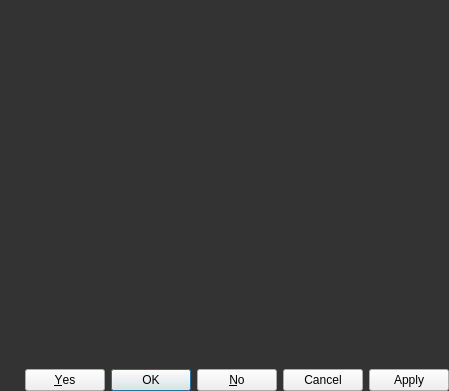
Before: the Qt Designer form src/presentation/forms/modaldialog.ui in othieno/itchio-app, drawn with Qt 5.
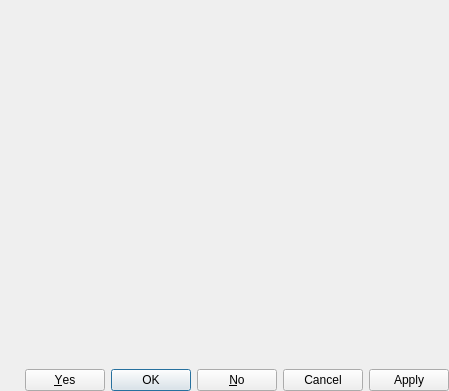
After: the same form once the commit is applied.

```diff
--- a/src/presentation/forms/modaldialog.ui
+++ b/src/presentation/forms/modaldialog.ui
@@ -14,10 +14,7 @@
    <string/>
   </property>
   <property name="styleSheet">
-   <string notr="true">#ModalDialog
-{
-	background:#333;
-}</string>
+   <string notr="true"/>
   </property>
   <property name="sizeGripEnabled">
    <bool>false</bool>
```
